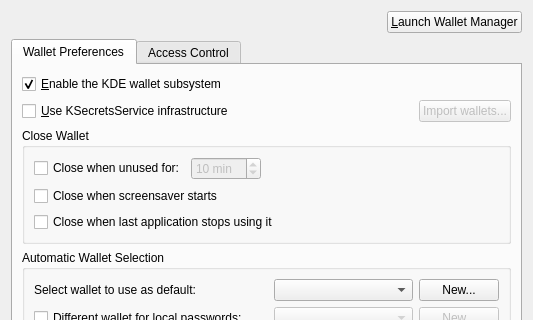
The window that konfigurator/walletconfigwidget.ui (KDE/kwalletmanager) describes before a commit, drawn with Qt 5; both pictures show x 0 to 533 and y 0 to 320 of the 533 by 463 pixel window.
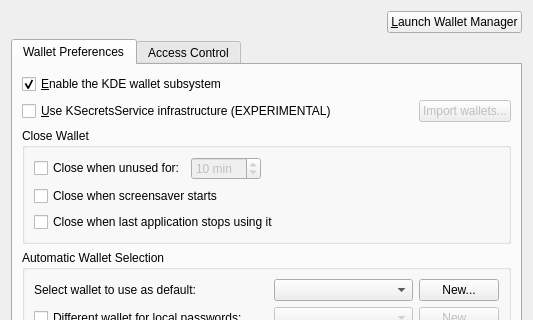
The same window after the commit.

Commit message:
Added the EXPERIMENTAL notice near the konfigurator checkbox
As suggested by Martin Koller :-)

Diff of the .ui file:
```diff
--- a/konfigurator/walletconfigwidget.ui
+++ b/konfigurator/walletconfigwidget.ui
@@ -75,7 +75,7 @@
             <string>&lt;p&gt;The KSecretsService infrastructure will supersede the KWallet infrastructure, which will be disabled in the future. Please start using KSecretsService right away!&lt;/p&gt;</string>
            </property>
            <property name="text">
-            <string>&amp;Use KSecretsService infrastructure</string>
+            <string>&amp;Use KSecretsService infrastructure (EXPERIMENTAL)</string>
            </property>
           </widget>
          </item>
```
